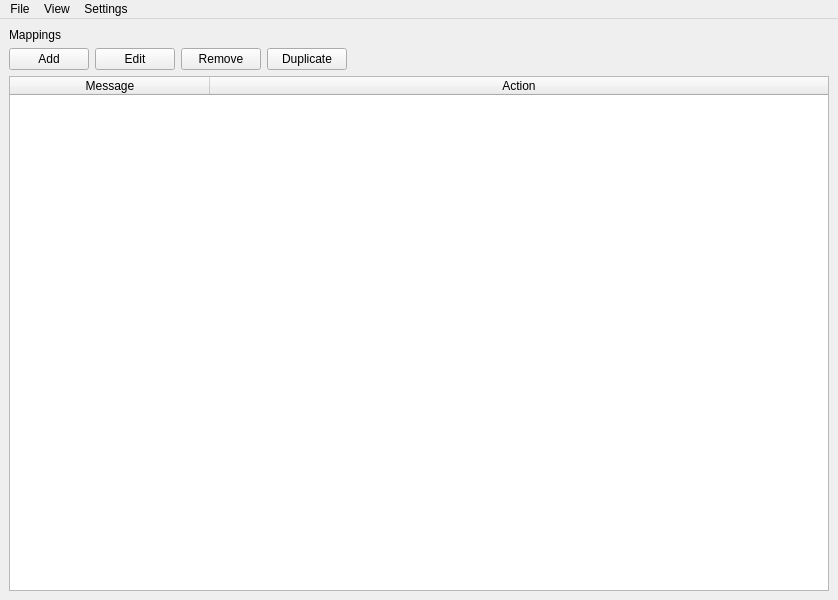
This is src/gui/forms/MainWindow.ui in lpenguin/pyMidiMap as Qt 5 draws it before an edit. The edited form follows.
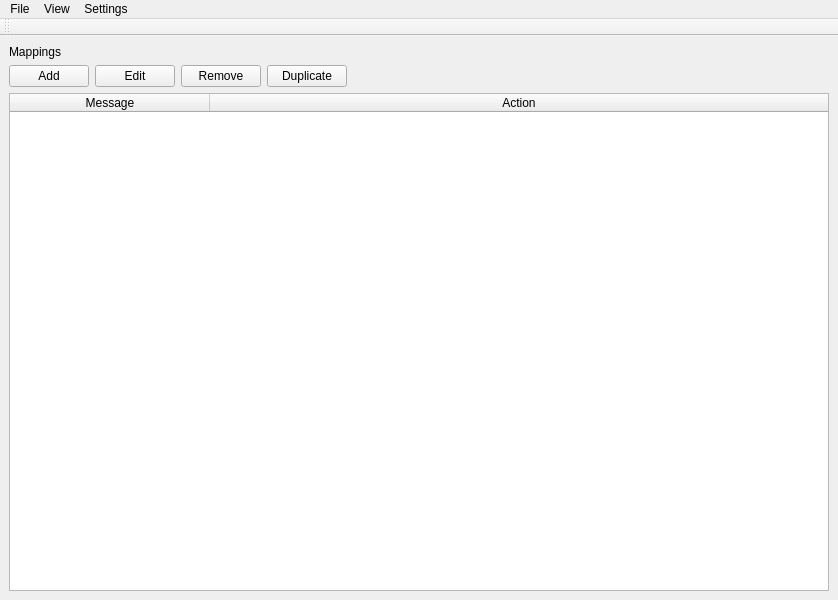
This is the edited form. Custom widgets are drawn as their Qt base class.

What changed in the file:
```diff
--- a/src/gui/forms/MainWindow.ui
+++ b/src/gui/forms/MainWindow.ui
@@ -138,6 +138,17 @@
    <addaction name="menuView"/>
    <addaction name="menuSettings"/>
   </widget>
+  <widget class="QToolBar" name="toolBar">
+   <property name="windowTitle">
+    <string>toolBar</string>
+   </property>
+   <attribute name="toolBarArea">
+    <enum>TopToolBarArea</enum>
+   </attribute>
+   <attribute name="toolBarBreak">
+    <bool>false</bool>
+   </attribute>
+  </widget>
   <action name="actionMidi">
    <property name="text">
     <string>Midi Ports</string>
```
Left out of the diff: 70 changed lines with no effect on the pictures.
